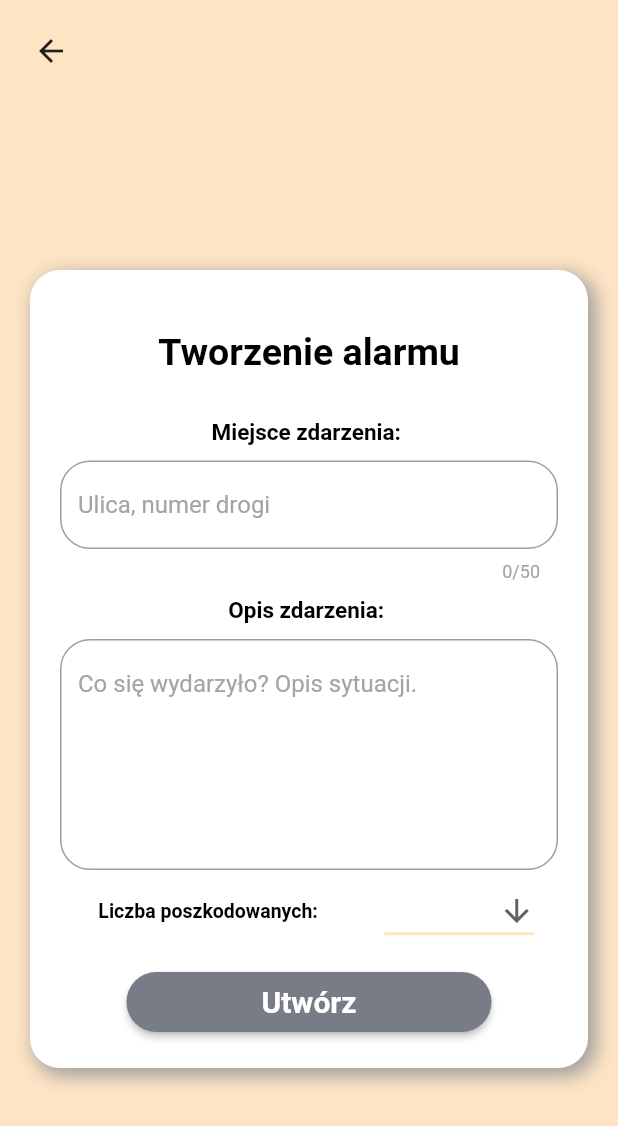
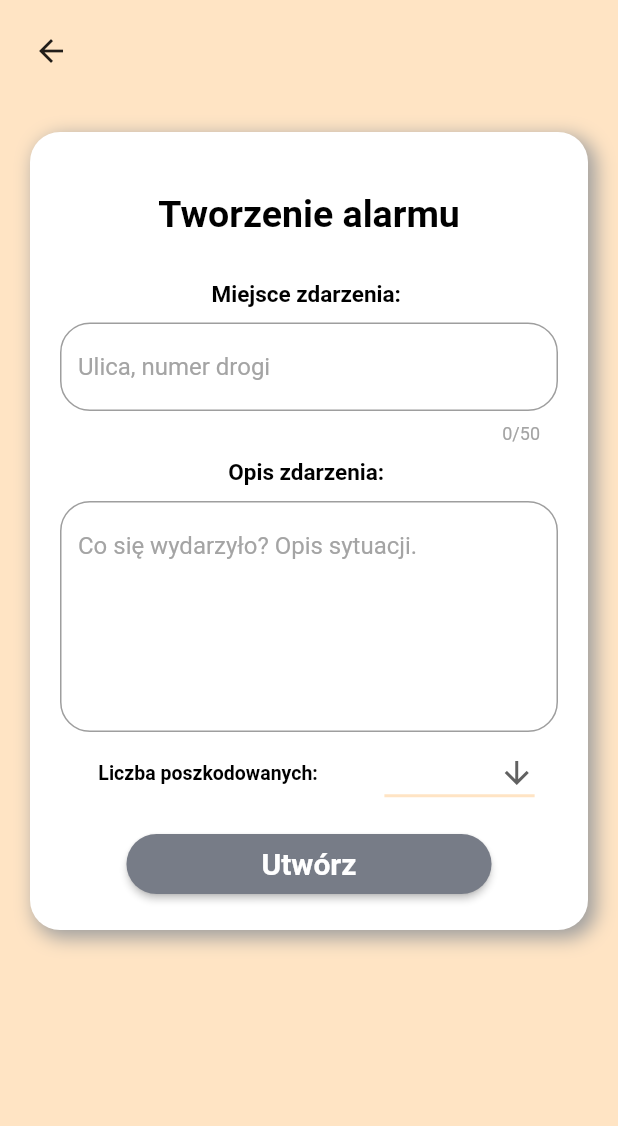
Before and after one commit to BartoszKwec/FireStationApp, a Flutter app: the Emergency screen opened directly with empty values, on a phone screen of 412 x 824 dp. Shown: the top 1126 px of the screen. Run offline on Flutter 3.47's test engine with Material 2 defaults, Android fonts, the light colour scheme and no system bars; our stand-ins replace cloud_firestore, firebase_auth, firebase_core, firebase_messaging, flutter_local_notifications, google_sign_in and 3 more; missing offline and left inert: flutter_responsive_screen; accounts and stored records are empty.

Commit message:
kolejne poprawki

```diff
--- a/lib/screens/Emergency/emergencyCreate.dart
+++ b/lib/screens/Emergency/emergencyCreate.dart
@@ -92,8 +92,8 @@ EmergencyModel emergencyModel;
     return Scaffold(
       resizeToAvoidBottomPadding: false,
       key: emergencyKey,
-      body: Column(
-        crossAxisAlignment: CrossAxisAlignment.start,
+      body: ListView(
+
         children: <Widget>[
           Padding(
             padding: const EdgeInsets.all(10.0),
```
